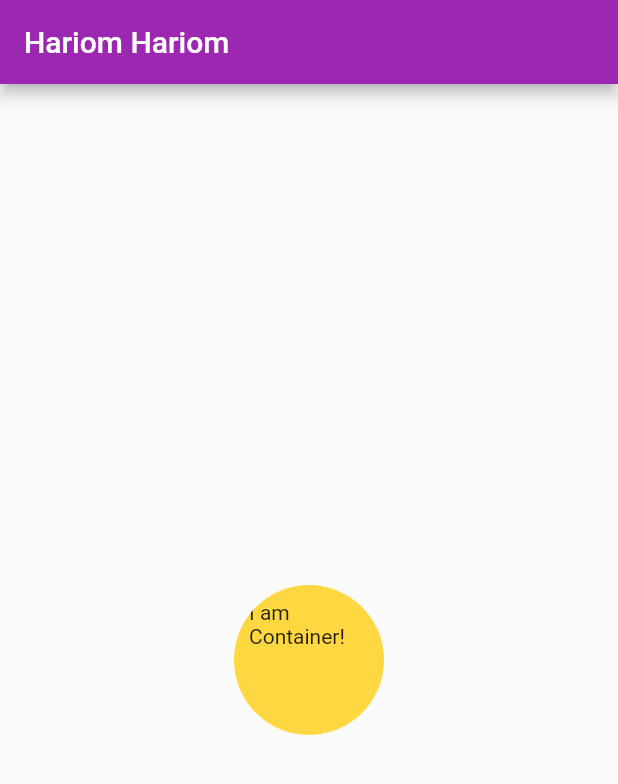
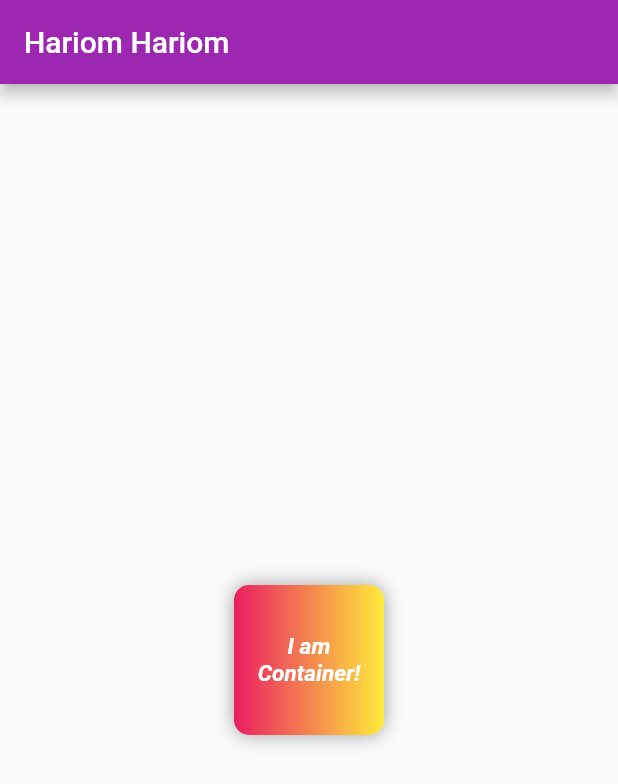
Before and after one commit to hemantvc/flutter-beginner-to-advanced, a Flutter app: the screen it shows after launch, on a phone screen of 412 x 824 dp. Shown: the top 784 px of the screen. Run offline on Flutter 3.47's test engine with Material 2 defaults, Android fonts, the phone set to English and light mode, and no system bars.

Commit message:
Container widget and apply decoration property Apply text widget to TextStyle property

```diff
--- a/lib/main.dart
+++ b/lib/main.dart
@@ -20,11 +20,19 @@
           padding: EdgeInsets.all(10),
           width: 100,
           height: 100,
-          alignment: Alignment.topLeft,
-          child: const Text("I am Container!"),
-          clipBehavior: Clip.antiAlias,
-          decoration: BoxDecoration(color: Colors.amberAccent,
-          shape: BoxShape.circle),
+          alignment: Alignment.center,
+          decoration: BoxDecoration(
+              color: Colors.amberAccent,
+              borderRadius: BorderRadius.circular(10),
+              boxShadow: [BoxShadow(color: Colors.grey, blurRadius: 10)],
+              gradient: LinearGradient(colors: [Colors.pink, Colors.yellow])),
+          child: const Text(
+            "I am Container!",
+            textAlign: TextAlign.center,
+            style: TextStyle(
+                fontWeight: FontWeight.bold,
+                color: Colors.white, fontSize: 15, fontStyle: FontStyle.italic),
+          ),
         ),
       ),
     );
```
Also changed, not shown: 1 other file.
